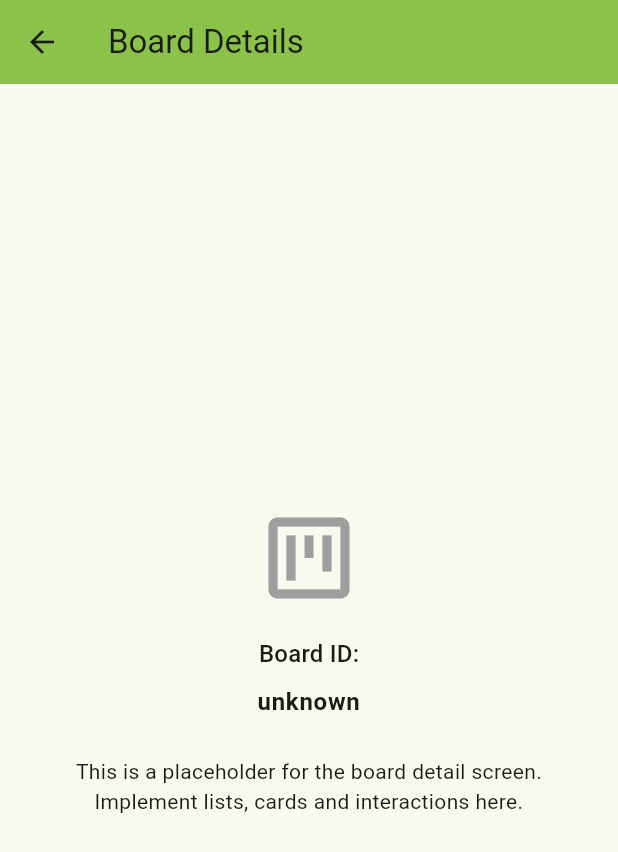
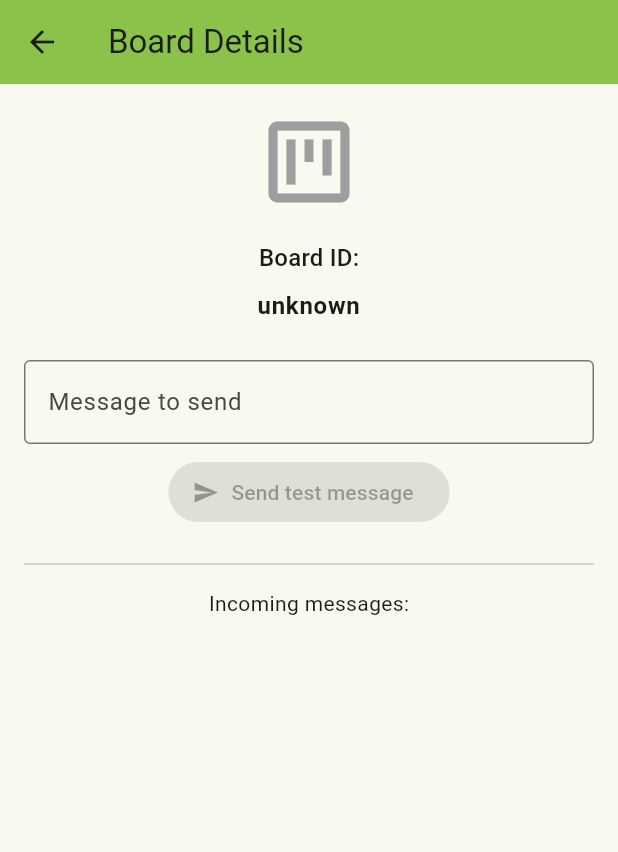
Before and after one commit to Jocelyn-JE/MyTrello, a Flutter app: the BoardDetailScreen screen opened directly, on a phone screen of 412 x 824 dp. Shown: the top 852 px of the screen. Run offline on Flutter 3.47's test engine with Material 3 defaults, Android fonts, the phone set to English and light mode, and no system bars; our stand-ins replace flutter_dotenv, shared_preferences; accounts and stored records are empty.

Commit message:
✨ Refactor BoardDetailScreen to use StatefulWidget and implement WebSocket connection for real-time messaging

```diff
--- a/frontend/lib/board_detail_screen.dart
+++ b/frontend/lib/board_detail_screen.dart
@@ -1,8 +1,9 @@
+import 'dart:async';
 import 'package:flutter/material.dart';
+import 'package:frontend/protected_routes.dart';
+import 'websocket_service.dart';
 
-/// Simple template / placeholder for a board detail screen.
-/// Replace with real implementation (lists, cards, members, etc.).
-class BoardDetailScreen extends StatelessWidget {
+class BoardDetailScreen extends StatefulWidget {
   final String? boardId;
   const BoardDetailScreen({super.key, this.boardId});
 
@@ -11,26 +12,82 @@ class BoardDetailScreen extends StatelessWidget {
     final name = settings.name ?? '';
     final id = name.split('/').isNotEmpty ? name.split('/').last : null;
     return MaterialPageRoute(
-      builder: (_) => BoardDetailScreen(boardId: id),
+      builder: (_) => ProtectedRoute(child: BoardDetailScreen(boardId: id)),
       settings: settings,
     );
   }
 
   @override
+  State<BoardDetailScreen> createState() => _BoardDetailScreenState();
+}
+
+class _BoardDetailScreenState extends State<BoardDetailScreen> {
+  StreamSubscription? _sub;
+  final List<String> _messages = [];
+  bool _connected = false;
+  final _messageController = TextEditingController();
+
+  String get _boardId =>
+      widget.boardId ??
+      ModalRoute.of(context)?.settings.name?.split('/').last ??
+      '';
+
+  @override
+  void initState() {
+    super.initState();
+    // Connect when the screen appears
+    WidgetsBinding.instance.addPostFrameCallback((_) {
+      if (_boardId.isEmpty) return;
+      WebsocketService.connectToBoard(_boardId)
+          .then((_) {
+            setState(() => _connected = true);
+            _sub = WebsocketService.stream?.listen(
+              (event) {
+                // server sends JSON-serialized payloads; keep raw string for demo
+                setState(() {
+                  _messages.add(event.toString());
+                });
+              },
+              onError: (err) {
+                debugPrint('WebSocket stream error: $err');
+              },
+              onDone: () {
+                debugPrint('WebSocket stream closed');
+                setState(() => _connected = false);
+              },
+            );
+          })
+          .catchError((err) {
+            debugPrint('Failed to connect to board websocket: $err');
+          });
+    });
+  }
+
+  @override
+  void dispose() {
+    // Clean up: cancel subscription and close the socket
+    _sub?.cancel();
+    WebsocketService.close();
+    super.dispose();
+  }
+
+  void _send(Map<String, dynamic> payload) {
+    if (!_connected) return;
+    WebsocketService.send(payload);
+  }
+
+  @override
   Widget build(BuildContext context) {
-    final displayedId =
-        boardId ?? ModalRoute.of(context)?.settings.name ?? 'unknown';
+    final displayedId = _boardId.isNotEmpty ? _boardId : 'unknown';
     return Scaffold(
       appBar: AppBar(
         title: Text('Board Details'),
         backgroundColor: Colors.lightGreen,
         shadowColor: Colors.grey,
       ),
-      body: Center(
-        child: Padding(
+      body: Padding(
         padding: const EdgeInsets.all(16.0),
         child: Column(
-            mainAxisAlignment: MainAxisAlignment.center,
           children: [
             const Icon(
               Icons.view_kanban_outlined,
@@ -48,12 +105,40 @@ class BoardDetailScreen extends StatelessWidget {
               textAlign: TextAlign.center,
             ),
             const SizedBox(height: 24),
-              const Text(
-                'This is a placeholder for the board detail screen.\nImplement lists, cards and interactions here.',
-                textAlign: TextAlign.center,
+            TextField(
+              controller: _messageController,
+              decoration: const InputDecoration(
+                labelText: 'Message to send',
+                border: OutlineInputBorder(),
+              ),
+            ),
+            const SizedBox(height: 8),
+            ElevatedButton.icon(
+              onPressed: _connected
+                  ? () {
+                      final message = _messageController.text.trim();
+                      if (message.isNotEmpty) {
+                        _send({'type': 'message', 'content': message});
+                        _messageController.clear();
+                      }
+                    }
+                  : null,
+              icon: const Icon(Icons.send),
+              label: const Text('Send test message'),
+            ),
+            const SizedBox(height: 16),
+            const Divider(),
+            const SizedBox(height: 8),
+            const Text('Incoming messages:'),
+            const SizedBox(height: 8),
+            Expanded(
+              child: ListView.builder(
+                itemCount: _messages.length,
+                itemBuilder: (_, i) =>
+                    ListTile(dense: true, title: Text(_messages[i])),
+              ),
             ),
           ],
-          ),
         ),
       ),
     );
--- a/frontend/pubspec.yaml
+++ b/frontend/pubspec.yaml
@@ -41,6 +41,7 @@ dependencies:
   bloc: ^9.0.1
   flutter_dotenv: ^6.0.0
   shared_preferences: ^2.2.2
+  web_socket_channel: ^3.0.3
 
 dev_dependencies:
   flutter_test:
```
Also changed, not shown: frontend/pubspec.lock. Lines whose indentation alone changed are shown as unchanged.
